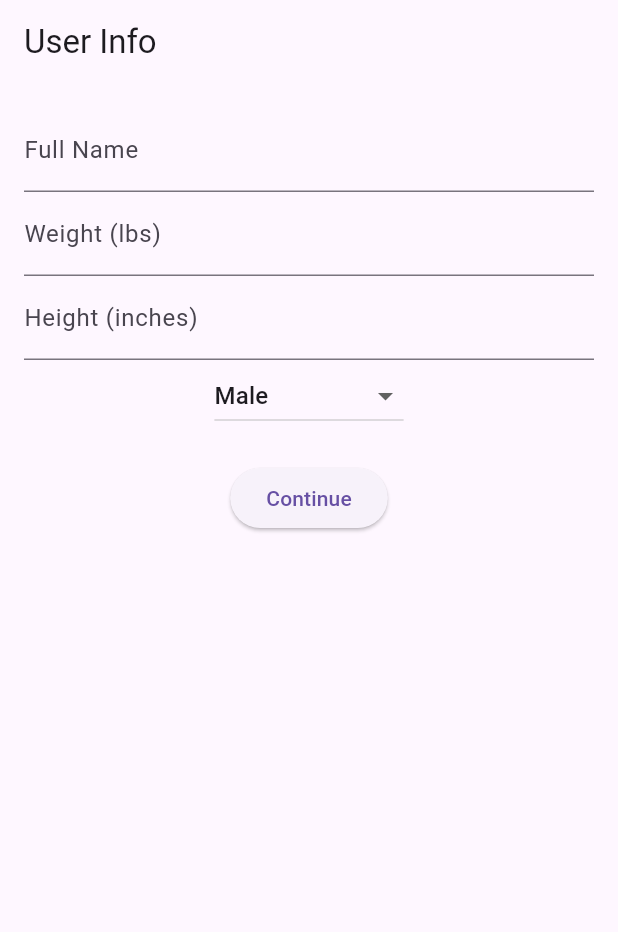
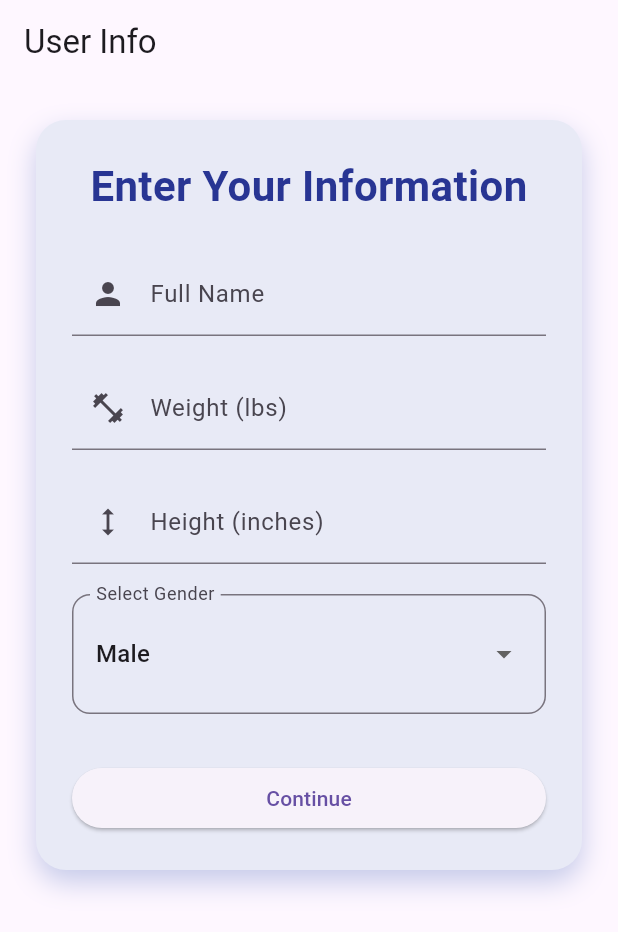
Before and after one commit to arc-662/bytesteps, a Flutter app: the screen it shows after launch, on a phone screen of 412 x 824 dp. Shown: the top 932 px of the screen. Run offline on Flutter 3.47's test engine with Material 3 defaults, Android fonts, the light colour scheme and no system bars; our stand-ins replace fl_chart, font_awesome_flutter, get, hive, hive_flutter, numberpicker and 2 more; accounts and stored records are empty.

Commit message:
updated user info scren

```diff
--- a/lib/screens/setting_screen.dart
+++ b/lib/screens/setting_screen.dart
@@ -158,6 +158,7 @@ class SettingScreen extends StatelessWidget {
                     trailing: SizedBox(
                       width: 100, // Adjust width as needed
                       child: DropdownButton<int>(
+                        dropdownColor: Colors.blue[50],
                         isDense: true,
                         underline:
                             const SizedBox(), // Removes the default underline
--- a/lib/screens/user_info_screen.dart
+++ b/lib/screens/user_info_screen.dart
@@ -43,33 +43,92 @@ class _UserInfoScreenState extends State<UserInfoScreen> {
   @override
   Widget build(BuildContext context) {
     return Scaffold(
-      appBar: AppBar(title: Text('User Info')),
-      body: Padding(
-        padding: const EdgeInsets.all(16),
+      appBar: AppBar(title: const Text('User Info')),
+      body: SingleChildScrollView(
+        padding: const EdgeInsets.all(24),
+        child: Center(
+          child: Container(
+            constraints: const BoxConstraints(maxWidth: 500),
+            padding: const EdgeInsets.all(24),
+            decoration: BoxDecoration(
+              color: Colors.indigo.shade50,
+              borderRadius: BorderRadius.circular(20),
+              boxShadow: [
+                BoxShadow(
+                  color: Colors.indigo.shade100,
+                  blurRadius: 15,
+                  offset: const Offset(0, 8),
+                ),
+              ],
+            ),
             child: Column(
+              crossAxisAlignment: CrossAxisAlignment.stretch,
               children: [
+                Text(
+                  'Enter Your Information',
+                  style: TextStyle(
+                    fontSize: 28,
+                    fontWeight: FontWeight.bold,
+                    color: Colors.indigo.shade800,
+                  ),
+                  textAlign: TextAlign.center,
+                ),
+                const SizedBox(height: 24),
                 TextField(
                   controller: nameController,
-                decoration: InputDecoration(labelText: 'Full Name')),
+                  decoration: const InputDecoration(
+                    labelText: 'Full Name',
+                    prefixIcon: Icon(Icons.person),
+                  ),
+                ),
+                const SizedBox(height: 20),
                 TextField(
                   controller: weightController,
-                decoration: InputDecoration(labelText: 'Weight (lbs)'),
-                keyboardType: TextInputType.number),
+                  decoration: const InputDecoration(
+                    labelText: 'Weight (lbs)',
+                    prefixIcon: Icon(Icons.fitness_center),
+                  ),
+                  keyboardType: TextInputType.number,
+                ),
+                const SizedBox(height: 20),
                 TextField(
                   controller: heightController,
-                decoration: InputDecoration(labelText: 'Height (inches)'),
-                keyboardType: TextInputType.number),
-            DropdownButton<String>(
-              hint: Text('Select Gender'),
+                  decoration: const InputDecoration(
+                    labelText: 'Height (inches)',
+                    prefixIcon: Icon(Icons.height),
+                  ),
+                  keyboardType: TextInputType.number,
+                ),
+                const SizedBox(height: 20),
+                InputDecorator(
+                  decoration: InputDecoration(
+                    labelText: 'Select Gender',
+                    border: OutlineInputBorder(
+                      borderRadius: BorderRadius.circular(12),
+                    ),
+                  ),
+                  child: DropdownButtonHideUnderline(
+                    child: DropdownButton<String>(
+                      isExpanded: true,
+                      hint: const Text('Select Gender'),
                       value: gender,
                       onChanged: (value) => setState(() => gender = value!),
                       items: ['Male', 'Female', 'Other']
-                  .map((g) => DropdownMenuItem(value: g, child: Text(g)))
+                          .map(
+                            (g) => DropdownMenuItem(value: g, child: Text(g)),
+                          )
                           .toList(),
                     ),
-            SizedBox(height: 20),
-            ElevatedButton(onPressed: saveUserData, child: Text('Continue')),
+                  ),
+                ),
+                const SizedBox(height: 32),
+                ElevatedButton(
+                  onPressed: saveUserData,
+                  child: const Text('Continue'),
+                ),
               ],
+            ),
+          ),
         ),
       ),
     );
```
Lines whose indentation alone changed are shown as unchanged.
